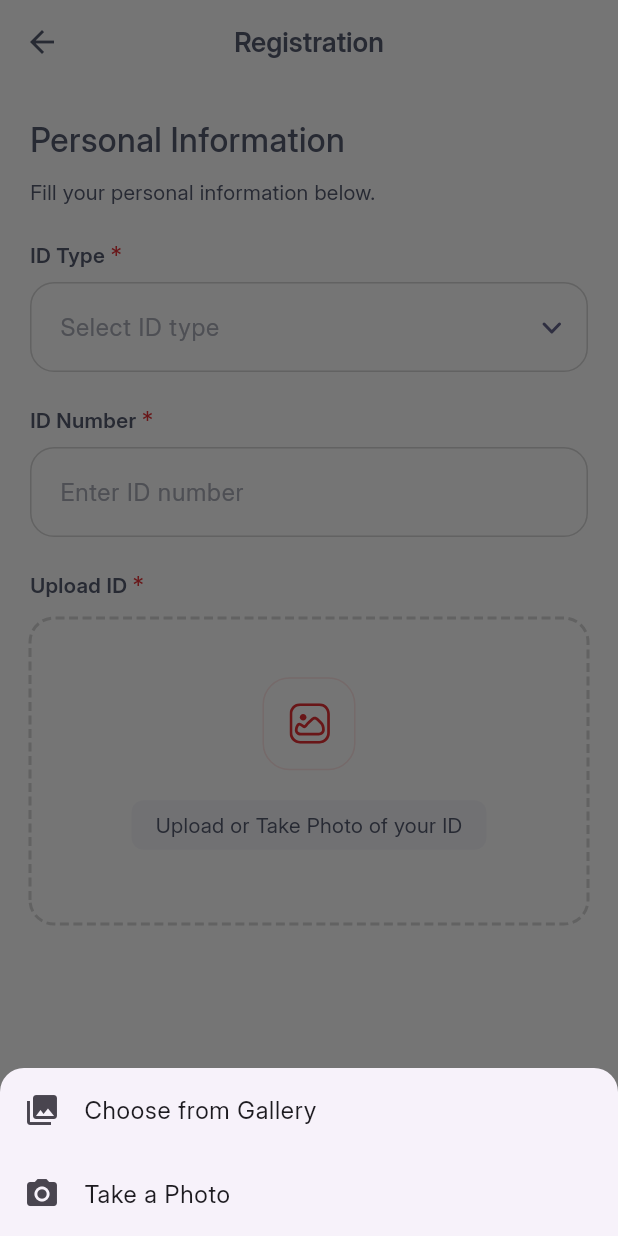
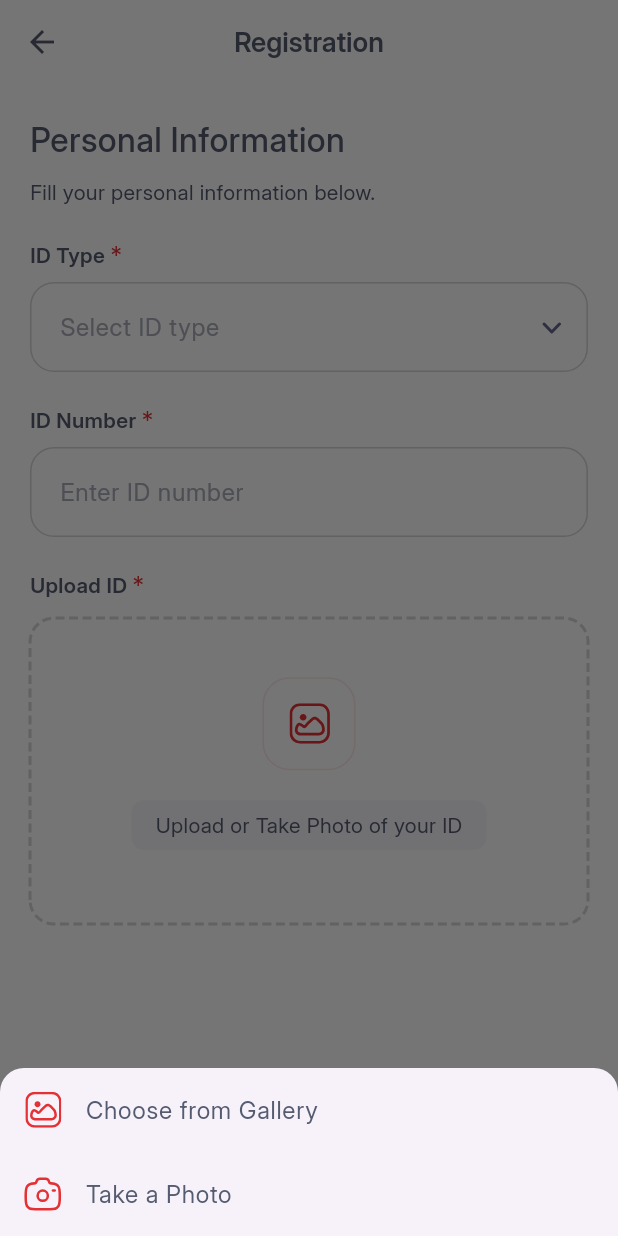
Before and after one commit to alexiss455/TEST_FLUTTER, a Flutter app: the IDConfirmation screen opened by its route, after a tap on "Upload or Take Photo of your ID", on a phone screen of 412 x 824 dp. Run offline on Flutter 3.47's test engine with Material 3 defaults, Android fonts, the phone set to English and light mode, and no system bars; drawn by our look-alikes of dotted_border; our stand-ins replace camera, flutter_svg, image_picker; project files that could hold a hidden picture were left out.

Commit message:
update auth selfie and id confirmation

```diff
--- /dev/null
+++ b/fbm_prototype/lib/components/_custom_app_bar.dart
@@ -0,0 +1,6 @@
+import 'package:flutter/material.dart';
+
+class CustomApprBar extends AppBar {
+  CustomApprBar({Key? key, required Widget title})
+      : super(key: key, title: title);
+}
--- a/fbm_prototype/lib/components/_custom_colors.dart
+++ b/fbm_prototype/lib/components/_custom_colors.dart
@@ -19,8 +19,12 @@ class AppColors {
   static const Color textLight = Color(0xFFFFFFFF); // White
 
   // Status colors
-  static const Color success = Color(0xFF4CAF50);
+  static const Color success = Color(0xFF31A139);
   static const Color error = Color(0xFFF44336);
   static const Color warning = Color(0xFFFFC107);
   static const Color info = Color(0xFF2196F3);
+
+  // Shadow colors
+  static const Color black = Color(0xFF000000);
+  static const Color transparent = Color.fromARGB(0, 0, 0, 0);
 }
--- a/fbm_prototype/lib/components/_custom_text.dart
+++ b/fbm_prototype/lib/components/_custom_text.dart
@@ -7,11 +7,19 @@ class CustomText extends StatelessWidget {
   final Color color;
   final FontWeight fontWeight;
   final double height;
-  final TextStyle? style; // 👈 accept an extra TextStyle override
+  final TextAlign textAlign;
+  final TextStyle? style;
+  final TextOverflow? overflow;
+  final bool softWrap;
+  final int? maxLines;
 
   const CustomText({
     Key? key,
     required this.text,
+    this.overflow,
+    this.softWrap = true,
+    this.maxLines,
+    this.textAlign = TextAlign.start,
     this.fontSize = 16,
     this.color = AppColors.textPrimary,
     this.fontWeight = FontWeight.normal,
@@ -30,7 +38,11 @@ class CustomText extends StatelessWidget {
 
     return Text(
       text,
-      style: baseStyle.merge(style), // 👈 merge user-defined style
+      textAlign: textAlign,
+      style: baseStyle.merge(style),
+      overflow: overflow,
+      softWrap: softWrap,
+      maxLines: maxLines,
     );
   }
 }
--- a/fbm_prototype/lib/pages/auth/_id_uploader.dart
+++ b/fbm_prototype/lib/pages/auth/_id_uploader.dart
@@ -42,16 +42,20 @@ class _IDUploaderState extends State<IDUploader> {
           child: Wrap(
             children: [
               ListTile(
-                leading: Icon(Icons.photo_library),
-                title: Text("Choose from Gallery"),
+                leading: SvgPicture.asset(
+                    width: 25,
+                    height: 25,
+                    "assets/img/icon/icon-upload-image.svg"),
+                title: CustomText(text: "Choose from Gallery"),
                 onTap: () {
                   _pickImage();
                   Navigator.pop(context);
                 },
               ),
               ListTile(
-                leading: Icon(Icons.camera_alt),
-                title: Text("Take a Photo"),
+                leading: SvgPicture.asset(
+                    width: 25, height: 25, "assets/img/icon/icon-camera.svg"),
+                title: CustomText(text: "Take a Photo"),
                 onTap: () async {
                   final XFile? pickedFile = await _picker.pickImage(
                     source: ImageSource.camera,
--- a/fbm_prototype/lib/pages/auth/_registration.dart
+++ b/fbm_prototype/lib/pages/auth/_registration.dart
@@ -104,8 +104,7 @@ class Registration extends StatelessWidget {
                                 style: TextStyle(
                                     height: 1, color: AppColors.textPrimary),
                                 text:
-                                    'minimum 8 characters, at least one upper and lowercase,\n'
-                                    '\u00A0\u00A0and at least one symbol and number',
+                                    'minimum 8 characters, at least one upper and lowercase, and at least one symbol and number',
                               ),
                             ],
                           ),
--- a/fbm_prototype/lib/routes/route_list.dart
+++ b/fbm_prototype/lib/routes/route_list.dart
@@ -6,6 +6,7 @@ class AppRoutes {
   static const login = "/login";
   static const registration = "/registration";
   static const idConfirmation = "/id-confirmation";
+  static const selfieVerification = "/selfie-verification";
 
   static const transactions = "/transactions";
   static const scan = "/scan";
--- a/fbm_prototype/lib/routes/routes.dart
+++ b/fbm_prototype/lib/routes/routes.dart
@@ -1,5 +1,6 @@
 import 'package:FBM/pages/auth/_id_confirmation.dart';
 import 'package:FBM/pages/auth/_registration.dart';
+import 'package:FBM/pages/auth/_selfie_verification.dart';
 import 'package:flutter/material.dart';
 import 'package:FBM/context/auth_provider.dart';
 import 'package:FBM/pages/auth/_login.dart';
@@ -26,6 +27,9 @@ class RouteGenerator {
 
         case AppRoutes.idConfirmation:
           return IDConfirmation();
+
+        case AppRoutes.selfieVerification:
+          return SelfieVerificationPage();
 
         /// PRIVATE ROUTES (require auth)
         case AppRoutes.home:
```
Also changed, not shown: fbm_prototype/lib/pages/auth/_id_confirmation.dart (+109 -2 lines), fbm_prototype/lib/pages/auth/_selfie_verification.dart (added, +208 -0 lines), fbm_prototype/pubspec.yaml (+9 -0 lines), fbm_prototype/assets/img/bg/img-selfie-verified.png (added), fbm_prototype/assets/img/bg/img-selfie.png (added), fbm_prototype/assets/img/icon/icon-camera.svg (added), fbm_prototype/assets/img/icon/icon-check-green.svg (added), fbm_prototype/pubspec.lock, 3 other files.
